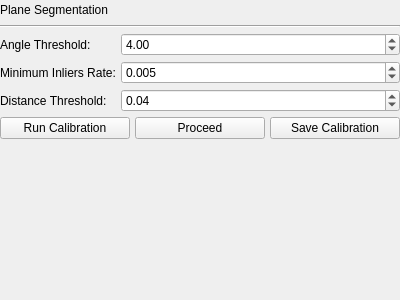
This is gui/config/CPlaneMatchingConfig.ui in MRPT/autocalib-sensor-extrinsics as Qt 5 draws it before an edit. The edited form follows.
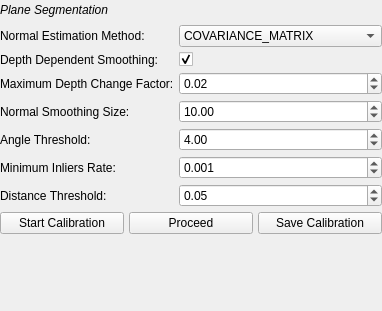
This is the edited form.

Commit message:
Add plane segmentation code
* Able to run plane segmentation on the rawlog, and visualize the segmented planes
* Added normal estimation parameters to gui
* Refactoring

Patch:
```diff
--- a/gui/config/CPlaneMatchingConfig.ui
+++ b/gui/config/CPlaneMatchingConfig.ui
@@ -6,10 +6,22 @@
    <rect>
     <x>0</x>
     <y>0</y>
-    <width>400</width>
-    <height>300</height>
+    <width>382</width>
+    <height>311</height>
    </rect>
   </property>
+  <property name="sizePolicy">
+   <sizepolicy hsizetype="Fixed" vsizetype="Preferred">
+    <horstretch>0</horstretch>
+    <verstretch>0</verstretch>
+   </sizepolicy>
+  </property>
+  <property name="maximumSize">
+   <size>
+    <width>382</width>
+    <height>16777215</height>
+   </size>
+  </property>
   <property name="windowTitle">
    <string>Form</string>
   </property>
@@ -34,10 +46,10 @@
      <item>
       <widget class="QLabel" name="segment_label">
        <property name="text">
-        <string>Plane Segmentation</string>
+        <string>&lt;html&gt;&lt;head/&gt;&lt;body&gt;&lt;p&gt;&lt;span style=&quot; font-style:italic;&quot;&gt;Plane Segmentation&lt;/span&gt;&lt;/p&gt;&lt;/body&gt;&lt;/html&gt;</string>
        </property>
        <property name="textFormat">
-        <enum>Qt::PlainText</enum>
+        <enum>Qt::RichText</enum>
        </property>
       </widget>
      </item>
@@ -56,23 +68,16 @@
      </item>
     </layout>
    </item>
-   <item>
-    <widget class="Line" name="line">
-     <property name="orientation">
-      <enum>Qt::Horizontal</enum>
-     </property>
-    </widget>
-   </item>
    <item>
     <layout class="QFormLayout" name="segment_form">
-     <item row="0" column="0">
+     <item row="5" column="0">
       <widget class="QLabel" name="angle_threshold_label">
        <property name="text">
         <string>Angle Threshold:</string>
        </property>
       </widget>
      </item>
-     <item row="0" column="1">
+     <item row="5" column="1">
       <widget class="QDoubleSpinBox" name="angle_threshold_sbox">
        <property name="sizePolicy">
         <sizepolicy hsizetype="Preferred" vsizetype="Fixed">
@@ -85,14 +90,14 @@
        </property>
       </widget>
      </item>
-     <item row="1" column="0">
+     <item row="6" column="0">
       <widget class="QLabel" name="minimum_inliers_label">
        <property name="text">
         <string>Minimum Inliers Rate:</string>
        </property>
       </widget>
      </item>
-     <item row="1" column="1">
+     <item row="6" column="1">
       <widget class="QDoubleSpinBox" name="minimum_threshold_sbox">
        <property name="sizePolicy">
         <sizepolicy hsizetype="Preferred" vsizetype="Fixed">
@@ -107,18 +112,18 @@
         <double>0.010000000000000</double>
        </property>
        <property name="value">
-        <double>0.005000000000000</double>
+        <double>0.001000000000000</double>
        </property>
       </widget>
      </item>
-     <item row="2" column="0">
+     <item row="7" column="0">
       <widget class="QLabel" name="distance_threshold_label">
        <property name="text">
         <string>Distance Threshold:</string>
        </property>
       </widget>
      </item>
-     <item row="2" column="1">
+     <item row="7" column="1">
       <widget class="QDoubleSpinBox" name="distance_threshold_sbox">
        <property name="sizePolicy">
         <sizepolicy hsizetype="Preferred" vsizetype="Fixed">
@@ -130,7 +135,93 @@
         <double>0.010000000000000</double>
        </property>
        <property name="value">
-        <double>0.040000000000000</double>
+        <double>0.050000000000000</double>
+       </property>
+      </widget>
+     </item>
+     <item row="0" column="0">
+      <widget class="QLabel" name="normal_estimation_method_label">
+       <property name="text">
+        <string>Normal Estimation Method:</string>
+       </property>
+      </widget>
+     </item>
+     <item row="0" column="1">
+      <widget class="QComboBox" name="ne_method_cbox">
+       <property name="sizePolicy">
+        <sizepolicy hsizetype="Preferred" vsizetype="Fixed">
+         <horstretch>0</horstretch>
+         <verstretch>0</verstretch>
+        </sizepolicy>
+       </property>
+       <item>
+        <property name="text">
+         <string>COVARIANCE_MATRIX</string>
+        </property>
+       </item>
+       <item>
+        <property name="text">
+         <string>AVERAGE_3D_GRADIENT</string>
+        </property>
+       </item>
+       <item>
+        <property name="text">
+         <string>AVERAGE_DEPTH_CHANGE</string>
+        </property>
+       </item>
+      </widget>
+     </item>
+     <item row="2" column="0">
+      <widget class="QLabel" name="depth_change_threshold_label">
+       <property name="text">
+        <string>Maximum Depth Change Factor:</string>
+       </property>
+      </widget>
+     </item>
+     <item row="2" column="1">
+      <widget class="QDoubleSpinBox" name="max_depth_change_factor_sbox">
+       <property name="singleStep">
+        <double>0.010000000000000</double>
+       </property>
+       <property name="value">
+        <double>0.020000000000000</double>
+       </property>
+      </widget>
+     </item>
+     <item row="3" column="0">
+      <widget class="QLabel" name="normal_smoothing_size_label">
+       <property name="text">
+        <string>Normal Smoothing Size:</string>
+       </property>
+      </widget>
+     </item>
+     <item row="3" column="1">
+      <widget class="QDoubleSpinBox" name="normal_smoothing_size_sbox">
+       <property name="singleStep">
+        <double>0.500000000000000</double>
+       </property>
+       <property name="value">
+        <double>10.000000000000000</double>
+       </property>
+      </widget>
+     </item>
+     <item row="1" column="0">
+      <widget class="QLabel" name="depth_smoothing_label">
+       <property name="text">
+        <string>Depth Dependent Smoothing:</string>
+       </property>
+      </widget>
+     </item>
+     <item row="1" column="1">
+      <widget class="QCheckBox" name="depth_dependent_smoothing_check">
+       <property name="text">
+        <string/>
+       </property>
+       <property name="checked">
+        <bool>true</bool>
+       </property>
+       <property name="tristate">
+        <bool>false</bool>
        </property>
       </widget>
      </item>
@@ -141,7 +232,7 @@
      <item>
       <widget class="QPushButton" name="run_calib_button">
        <property name="text">
-        <string>Run Calibration</string>
+        <string>Start Calibration</string>
        </property>
       </widget>
      </item>
```
Left out of the diff: 14 changed lines with no effect on the pictures. The commit also changes 14 other files.
